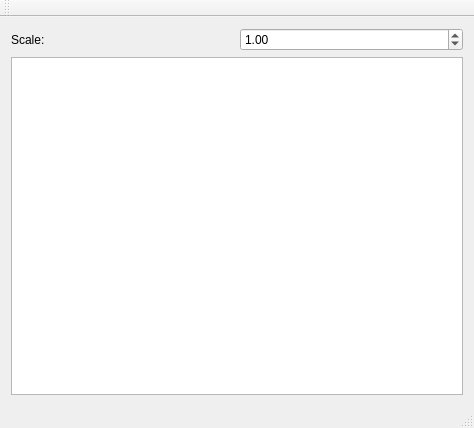
First picture: the form in experiments/graphicstherapist/mainwindow.ui, repository Dwarf-Therapist/Dwarf-Therapist, before the edit.
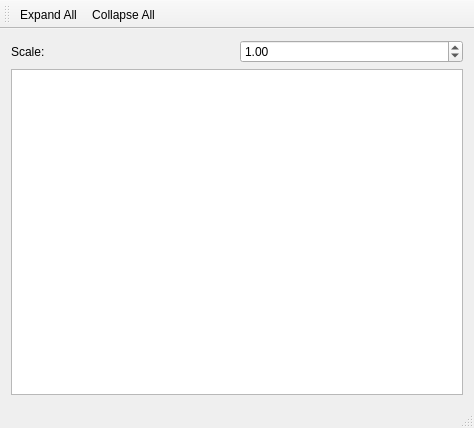
Second picture: the form after the edit.

Commit message: GraphicsThings can have an orientation which dictates which way they should expand Added expand-all and collapse-all buttons to main UI

The edit to the form file:
```diff
--- a/experiments/graphicstherapist/mainwindow.ui
+++ b/experiments/graphicstherapist/mainwindow.ui
@@ -61,8 +61,20 @@
    <attribute name="toolBarBreak">
     <bool>false</bool>
    </attribute>
+   <addaction name="act_expand_all"/>
+   <addaction name="act_collapse_all"/>
   </widget>
   <widget class="QStatusBar" name="statusBar"/>
+  <action name="act_expand_all">
+   <property name="text">
+    <string>Expand All</string>
+   </property>
+  </action>
+  <action name="act_collapse_all">
+   <property name="text">
+    <string>Collapse All</string>
+   </property>
+  </action>
  </widget>
  <layoutdefault spacing="6" margin="11"/>
  <resources/>
```
Left out of the diff: 35 changed lines with no effect on the pictures. The commit also changes 6 other files.
